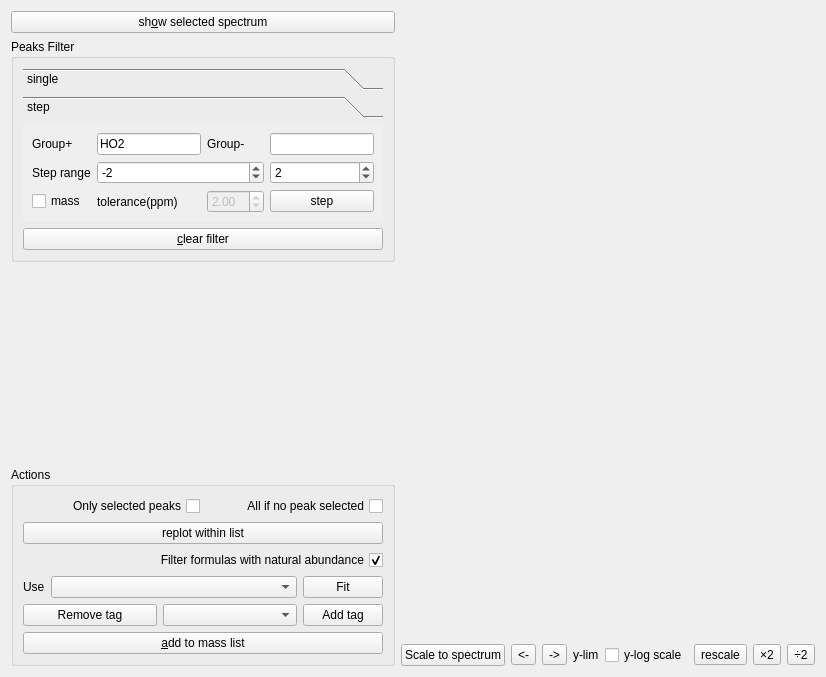
Qt form Orbitool/UI/PeakFit.ui (l460289052/Orbitool) before a commit.
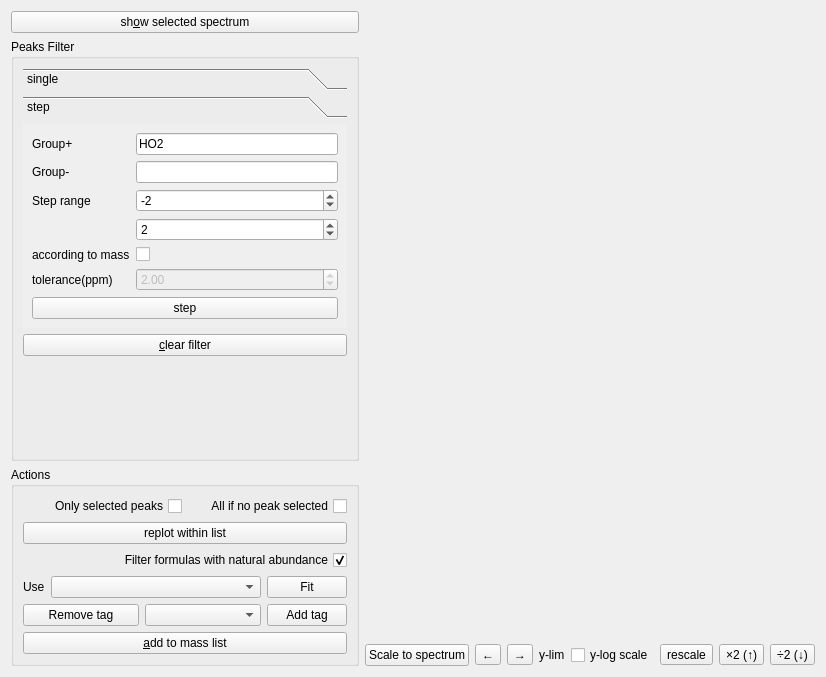
The same form after that commit.

The edit to the form file:
```diff
--- a/Orbitool/UI/PeakFit.ui
+++ b/Orbitool/UI/PeakFit.ui
@@ -296,15 +296,15 @@
            <property name="geometry">
             <rect>
              <x>0</x>
-             <y>0</y>
-             <width>333</width>
-             <height>129</height>
+             <y>-88</y>
+             <width>286</width>
+             <height>200</height>
             </rect>
            </property>
            <attribute name="label">
             <string>step</string>
            </attribute>
-           <layout class="QGridLayout" name="gridLayout_2">
+           <layout class="QFormLayout" name="formLayout">
             <item row="0" column="0">
              <widget class="QLabel" name="label_11">
               <property name="text">
@@ -319,89 +319,111 @@
               </property>
              </widget>
             </item>
-            <item row="0" column="2">
+            <item row="3" column="0">
+             <widget class="QLabel" name="label_13">
+              <property name="text">
+               <string>Step range</string>
+              </property>
+             </widget>
+            </item>
+            <item row="3" column="1">
+             <widget class="QSpinBox" name="stepMinSpinBox">
+              <property name="sizePolicy">
+               <sizepolicy hsizetype="Preferred" vsizetype="Fixed">
+                <horstretch>0</horstretch>
+                <verstretch>0</verstretch>
+               </sizepolicy>
+              </property>
+              <property name="focusPolicy">
+               <enum>Qt::StrongFocus</enum>
+              </property>
+              <property name="minimum">
+               <number>-99</number>
+              </property>
+              <property name="maximum">
+               <number>99</number>
+              </property>
+              <property name="value">
+               <number>-2</number>
+              </property>
+             </widget>
+            </item>
+            <item row="4" column="1">
+             <widget class="QSpinBox" name="stepMaxSpinBox">
+              <property name="sizePolicy">
+               <sizepolicy hsizetype="Preferred" vsizetype="Fixed">
+                <horstretch>0</horstretch>
+                <verstretch>0</verstretch>
+               </sizepolicy>
+              </property>
+              <property name="focusPolicy">
+               <enum>Qt::StrongFocus</enum>
+              </property>
+              <property name="minimum">
+               <number>-99</number>
+              </property>
+              <property name="maximum">
+               <number>99</number>
+              </property>
+              <property name="value">
+               <number>2</number>
+              </property>
+             </widget>
+            </item>
+            <item row="6" column="1">
+             <widget class="QDoubleSpinBox" name="stepRtolDoubleSpinBox">
+              <property name="enabled">
+               <bool>false</bool>
+              </property>
+              <property name="value">
+               <double>2.000000000000000</double>
+              </property>
+             </widget>
+            </item>
+            <item row="1" column="0">
              <widget class="QLabel" name="label_12">
               <property name="text">
                <string>Group-</string>
               </property>
              </widget>
             </item>
-            <item row="0" column="3">
+            <item row="1" column="1">
              <widget class="QLineEdit" name="stepMinusLineEdit"/>
             </item>
-            <item row="2" column="0">
-             <widget class="QCheckBox" name="stepAccordToMassCheckBox">
-              <property name="toolTip">
-               <string>step according to mass instead of formula</string>
-              </property>
-              <property name="text">
-               <string>mass</string>
-              </property>
-             </widget>
-            </item>
-            <item row="2" column="1">
+            <item row="6" column="0">
              <widget class="QLabel" name="label_14">
               <property name="text">
                <string>tolerance(ppm)</string>
               </property>
              </widget>
             </item>
-            <item row="2" column="2">
-             <widget class="QDoubleSpinBox" name="stepRtolDoubleSpinBox">
-              <property name="enabled">
-               <bool>false</bool>
+            <item row="5" column="1">
+             <widget class="QCheckBox" name="stepAccordToMassCheckBox">
+              <property name="toolTip">
+               <string>step according to mass instead of formula</string>
               </property>
-              <property name="value">
-               <double>2.000000000000000</double>
+              <property name="text">
+               <string/>
               </property>
              </widget>
             </item>
-            <item row="2" column="3">
+            <item row="5" column="0">
+             <widget class="QLabel" name="label_15">
+              <property name="toolTip">
+               <string>according to mass instead of only formula</string>
+              </property>
+              <property name="text">
+               <string>according to mass</string>
+              </property>
+             </widget>
+            </item>
+            <item row="7" column="0" colspan="2">
              <widget class="QPushButton" name="stepPushButton">
               <property name="text">
                <string>step</string>
               </property>
              </widget>
             </item>
-            <item row="1" column="3">
-             <widget class="QSpinBox" name="stepMaxSpinBox">
-              <property name="focusPolicy">
-               <enum>Qt::StrongFocus</enum>
-              </property>
-              <property name="minimum">
-               <number>-99</number>
-              </property>
-              <property name="maximum">
-               <number>99</number>
-              </property>
-              <property name="value">
-               <number>2</number>
-              </property>
-             </widget>
-            </item>
-            <item row="1" column="0">
-             <widget class="QLabel" name="label_13">
-              <property name="text">
-               <string>Step range</string>
-              </property>
-             </widget>
-            </item>
-            <item row="1" column="1" colspan="2">
-             <widget class="QSpinBox" name="stepMinSpinBox">
-              <property name="focusPolicy">
-               <enum>Qt::StrongFocus</enum>
-              </property>
-              <property name="minimum">
-               <number>-99</number>
-              </property>
-              <property name="maximum">
-               <number>99</number>
-              </property>
-              <property name="value">
-               <number>-2</number>
-              </property>
-             </widget>
-            </item>
            </layout>
           </widget>
          </widget>
@@ -419,35 +441,22 @@
           </property>
          </widget>
         </item>
+        <item>
+         <spacer name="verticalSpacer">
+          <property name="orientation">
+           <enum>Qt::Vertical</enum>
+          </property>
+          <property name="sizeHint" stdset="0">
+           <size>
+            <width>20</width>
+            <height>40</height>
+           </size>
+          </property>
+         </spacer>
+        </item>
        </layout>
       </widget>
      </item>
-     <item>
-      <spacer name="verticalSpacer_2">
-       <property name="orientation">
-        <enum>Qt::Vertical</enum>
-       </property>
-       <property name="sizeHint" stdset="0">
-        <size>
-         <width>20</width>
-         <height>40</height>
-        </size>
-       </property>
-      </spacer>
-     </item>
-     <item>
-      <spacer name="verticalSpacer">
-       <property name="orientation">
-        <enum>Qt::Vertical</enum>
-       </property>
-       <property name="sizeHint" stdset="0">
-        <size>
-         <width>20</width>
-         <height>40</height>
-        </size>
-       </property>
-      </spacer>
-     </item>
      <item>
       <widget class="QGroupBox" name="groupBox_2">
        <property name="title">
@@ -615,7 +624,7 @@
        <item>
         <widget class="QToolButton" name="leftToolButton">
          <property name="text">
-          <string>&lt;-</string>
+          <string>←</string>
          </property>
          <property name="shortcut">
           <string>Left</string>
@@ -625,7 +634,7 @@
        <item>
         <widget class="QToolButton" name="rightToolButton">
          <property name="text">
-          <string>-&gt;</string>
+          <string>→</string>
          </property>
          <property name="shortcut">
           <string>Right</string>
@@ -656,7 +665,7 @@
        <item>
         <widget class="QToolButton" name="yLimDoubleToolButton">
          <property name="text">
-          <string>×2</string>
+          <string>×2 (↑)</string>
          </property>
          <property name="shortcut">
           <string>Up</string>
@@ -666,7 +675,7 @@
        <item>
         <widget class="QToolButton" name="yLimHalfToolButton">
          <property name="text">
-          <string>÷2</string>
+          <string>÷2 (↓)</string>
          </property>
          <property name="shortcut">
           <string>Down</string>
```
Left out of the diff: 117 changed lines with no effect on the pictures.
